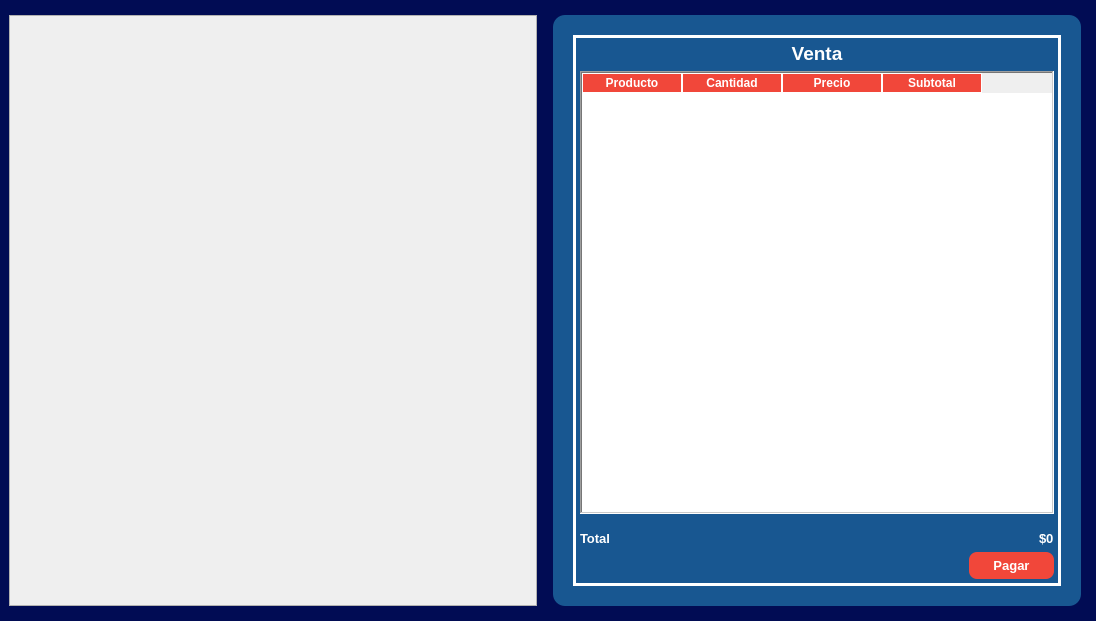
This is RawInterfaces/Venta.ui in Ventthos/PollosExpress as Qt 5 draws it before an edit. The edited form follows.
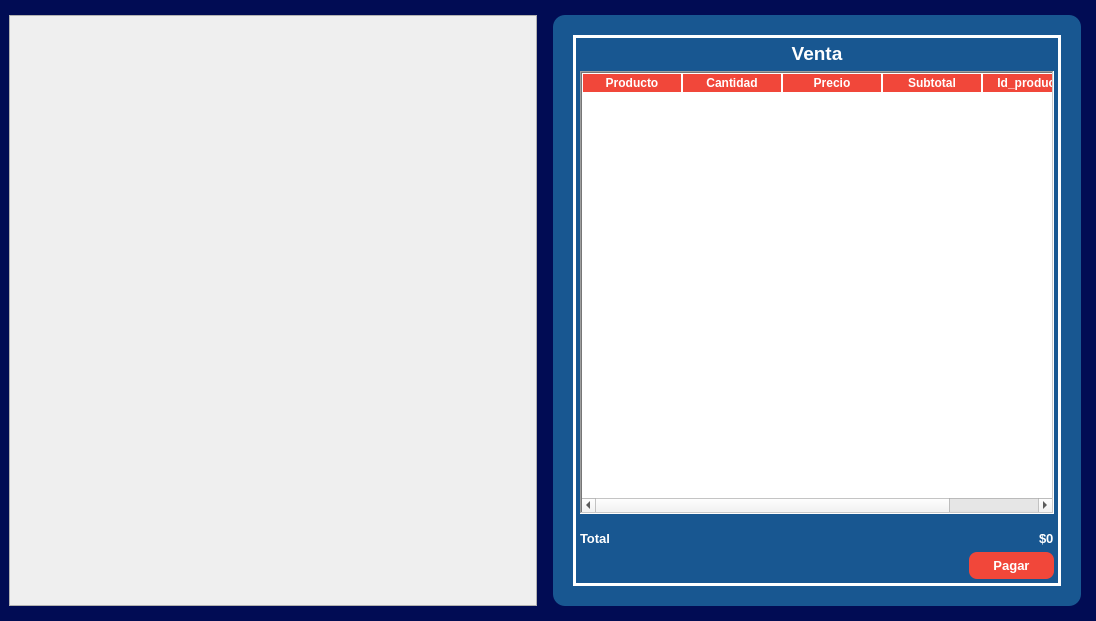
This is the edited form.

Commit message: Index en la tabla de productos

What changed in the file:
```diff
--- a/RawInterfaces/Venta.ui
+++ b/RawInterfaces/Venta.ui
@@ -166,7 +166,7 @@
              <number>1</number>
             </property>
             <property name="columnCount">
-             <number>4</number>
+             <number>5</number>
             </property>
             <column>
              <property name="text">
@@ -188,6 +188,11 @@
               <string>Subtotal</string>
              </property>
             </column>
+            <column>
+             <property name="text">
+              <string>Id_producto</string>
+             </property>
+            </column>
            </widget>
           </item>
           <item>
```
The commit also changes 11 other files.
